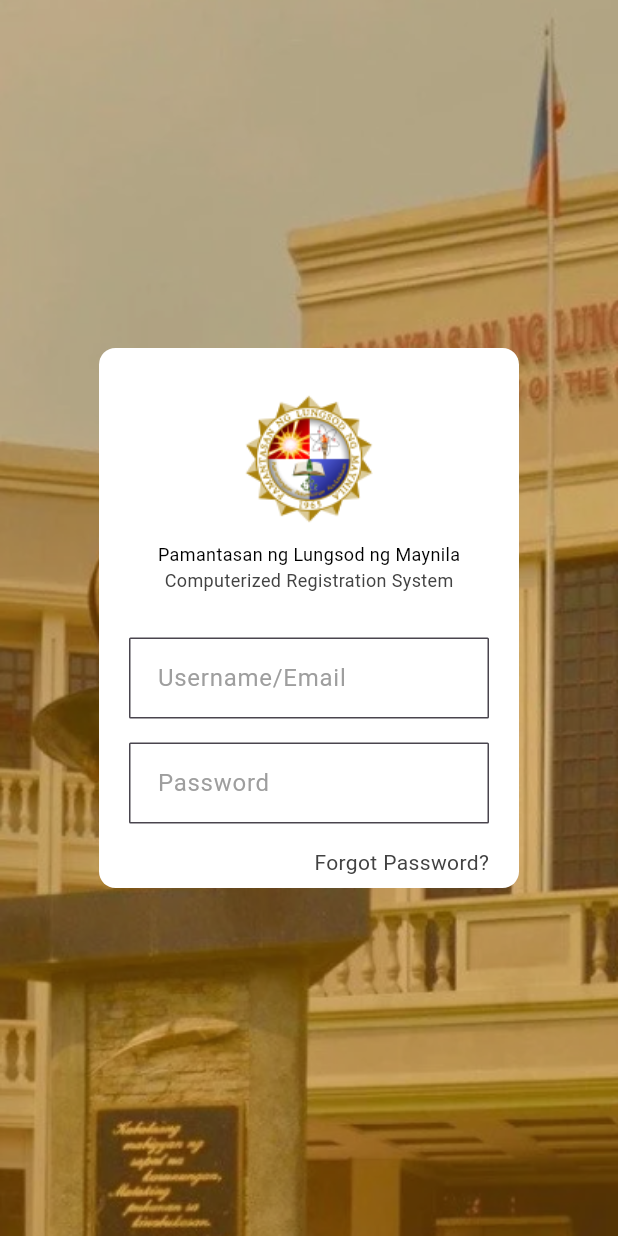
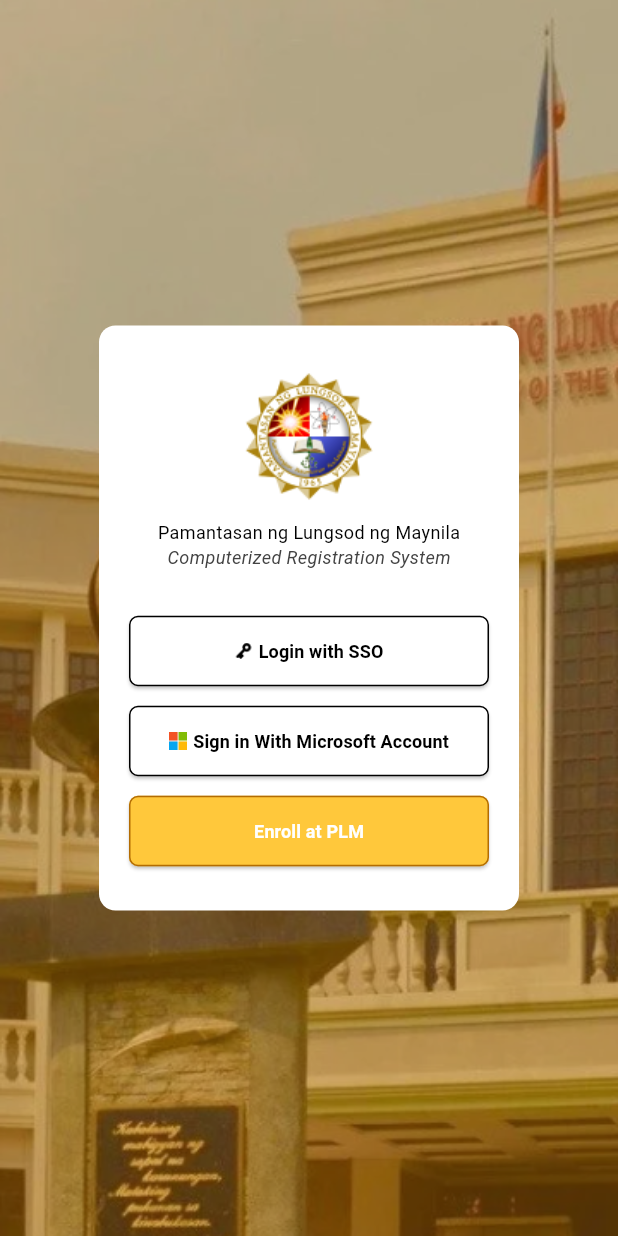
Before and after one commit to Hestice/plm_crs_undergrad_mobile, a Flutter app: the screen it shows after launch, after a tap on "Student Account", on a phone screen of 412 x 824 dp. Run offline on Flutter 3.47's test engine with Material 2 defaults, Android fonts, the phone set to English and light mode, and no system bars; our stand-ins replace form_validator, go_router.

Commit message:
login screens

```diff
--- a/lib/common/button_common.dart
+++ b/lib/common/button_common.dart
@@ -6,6 +6,8 @@
   final int bgColorHex;
   final String buttonText;
   final int textColorHex;
+  final String? iconPath;
+  final BorderSide? buttonBorder; // Optional border for the button
 
   const ButtonCommon({
     Key? key,
@@ -14,6 +16,8 @@
     required this.bgColorHex,
     required this.buttonText,
     required this.textColorHex,
+    this.iconPath,
+    this.buttonBorder, // Make the buttonBorder parameter optional
   }) : super(key: key);
 
   @override
@@ -24,14 +28,28 @@
         onPressed: () => onPressFunctionName(),
         style: ElevatedButton.styleFrom(
           backgroundColor: Color(bgColorHex).withOpacity(bgColorOpacity / 255),
-          // Set text color explicitly
-          foregroundColor: Color(textColorHex),
+          onPrimary: Color(textColorHex),
           padding: const EdgeInsets.symmetric(vertical: 15),
           shape: RoundedRectangleBorder(
             borderRadius: BorderRadius.circular(6.0),
+            side: buttonBorder ?? BorderSide.none, // Use buttonBorder if provided, otherwise BorderSide.none
           ),
         ),
-        child: Text(
+        child: Row(
+          mainAxisAlignment: MainAxisAlignment.center,
+          children: [
+            // Check if iconPath is provided and not null
+            if (iconPath != null)
+              Padding(
+                padding: const EdgeInsets.only(right: 4.0),
+                child: Image.asset(
+                  iconPath!,
+                  height: 12, // Adjust the height as needed
+                  width: 12, // Adjust the width as needed
+                ),
+              ),
+            // Text
+            Text(
               buttonText,
               style: TextStyle(
                 color: Color(textColorHex),
@@ -39,6 +57,8 @@
                 fontSize: 12,
               ),
             ),
+          ],
+        ),
       ),
     );
   }
--- a/lib/screens/login_screen.dart
+++ b/lib/screens/login_screen.dart
@@ -71,7 +71,7 @@
                         ],
                       ),
                     ),
-                    SizedBox(height: 10.0),
+                    SizedBox(height: 12.0),
 
                     ButtonCommon(
                       onPressFunctionName: () {
@@ -80,7 +80,8 @@
                       bgColorOpacity: 255, // Opacity, ranging from 0 to 255
                       bgColorHex: 0xFFC83B, // Hexadecimal background color
                       buttonText: 'Student Account',
-                      textColorHex: Colors.white.value, // Hexadecimal text color
+                      textColorHex: Colors.white.value,
+                      buttonBorder: BorderSide(color: Color(0xFFF1B418), width: 1),
                     ),
 
                     SizedBox(height: 10.0),
@@ -92,10 +93,9 @@
                       bgColorOpacity: 255, // Opacity, ranging from 0 to 255
                       bgColorHex: 0x3E8AD0, // Hexadecimal background color
                       buttonText: 'Faculty Account',
-                      textColorHex: Colors.white.value, // Hexadecimal text color
+                      textColorHex: Colors.white.value,
+                      buttonBorder: BorderSide(color: Color(0xFF1867B0), width: 1),
                     ),
-
-
                     SizedBox(height: 20),
                   ],
                 ),
--- a/lib/screens/student/student_login_screen.dart
+++ b/lib/screens/student/student_login_screen.dart
@@ -2,6 +2,7 @@
 import 'package:go_router/go_router.dart';
 import 'package:crs_undergrad/common/text_field_common.dart';
 import 'package:crs_undergrad/helpers/validator_helper.dart';
+import 'package:crs_undergrad/common/button_common.dart';
 
 class StudentLoginScreen extends StatefulWidget {
   const StudentLoginScreen({Key? key}) : super(key: key);
@@ -27,7 +28,7 @@
         ),
         child: Center(
           child: Container(
-            height: 360,
+            height: 390,
             width: 280,
             decoration: BoxDecoration(
               color: Colors.white,
@@ -56,70 +57,54 @@
                           ),
                           const Text(
                             'Computerized Registration System',
-                            style:
-                                TextStyle(color: Color(0xFF424242), fontSize: 12),
+                            style: TextStyle(
+                              color: Color(0xFF424242),
+                              fontSize: 12,
+                              fontStyle: FontStyle.italic, // Add this line to make the text italic
+                            ),
                           ),
                           const SizedBox(height: 30),
                         ],
                       ),
                     ),
-                    // Text field for username/email
-                    TextFieldCommon(
-                      controller: emailController,
-                      hintText: 'Username/Email',
-                      obscureText: false,
-                      validator: emailValidator,
+                    ButtonCommon(
+                      onPressFunctionName: () {
+                        print('clicked');
+                      },
+                      bgColorOpacity: 255,
+                      bgColorHex: Colors.white.value,
+                      buttonText: 'Login with SSO',
+                      textColorHex: Colors.black.value,
+                      iconPath: 'assets/icons/key_icon.png',
+                      buttonBorder: BorderSide(color: Colors.black, width: 1),
                     ),
-                    SizedBox(height: 16.0),
 
-                    // Text field for password
-                    TextFieldCommon(
-                      controller: passwordController,
-                      hintText: 'Password',
-                      obscureText: true,
-                      validator: passwordValidator,
+                    SizedBox(height: 12.0),
+
+                    ButtonCommon(
+                      onPressFunctionName: () {
+                        print('clicked');
+                      },
+                      bgColorOpacity: 255,
+                      bgColorHex: Colors.white.value,
+                      buttonText: 'Sign in With Microsoft Account',
+                      textColorHex: Colors.black.value,
+                      iconPath: 'assets/icons/microsoft_icon.png',
+                      buttonBorder: BorderSide(color: Colors.black, width: 1),
                     ),
-                    SizedBox(height: 16.0),
 
-                    // Forgot password
-                    GestureDetector(
-                      onTap: () {
-                        print('Forgot Password? Clicked');
+                    SizedBox(height: 12.0),
+
+                    ButtonCommon(
+                      onPressFunctionName: () {
+                        GoRouter.of(context).go('/student-login');
                       },
-                      child: Align(
-                        alignment: Alignment.centerRight,
-                        child: Text(
-                          'Forgot Password?',
-                          style: TextStyle(color: Colors.grey.shade800),
-                        ),
-                      ),
+                      bgColorOpacity: 255, // Opacity, ranging from 0 to 255
+                      bgColorHex: 0xFFC83B, // Hexadecimal background color
+                      buttonText: 'Enroll at PLM',
+                      textColorHex: Colors.white.value,
+                      buttonBorder: BorderSide(color: Color(0xFFB36C02), width: 1),
                     ),
-                    SizedBox(height: 16.0),
-
-                    // Login button
-                    ElevatedButton(
-                      onPressed: () {
-                        GoRouter.of(context).go('/home');
-                        // Implement login button functionality here
-                      },
-                      style: ElevatedButton.styleFrom(
-                        backgroundColor: Color(0xFFC83B), // Corrected color code
-                        padding: const EdgeInsets.symmetric(vertical: 15),
-                        shape: RoundedRectangleBorder(
-                          borderRadius: BorderRadius.circular(1.0),
-                        ),
-                        minimumSize: Size(double.infinity, 0),
-                      ),
-                      child: Text(
-                        'Login',
-                        style: TextStyle(
-                          color: Colors.white,
-                          fontWeight: FontWeight.bold,
-                          fontSize: 16,
-                        ),
-                      ),
-                    ),
-                    SizedBox(height: 20),
                   ],
                 ),
               ),
--- a/pubspec.yaml
+++ b/pubspec.yaml
@@ -25,3 +25,5 @@
     - assets/images/plm_logo.png
     - assets/images/faculty_login_screen_bg.png
     - assets/images/student_login_screen_bg.png
+    - assets/icons/key_icon.png
+    - assets/icons/microsoft_icon.png
```
Also changed, not shown: lib/screens/faculty/faculty_login_screen.dart (+29 -57 lines), assets/icons/key_icon.png (added), assets/icons/microsoft_icon.png (added), assets/icons/microsoft_large.png (added). Lines whose indentation alone changed are shown as unchanged.
